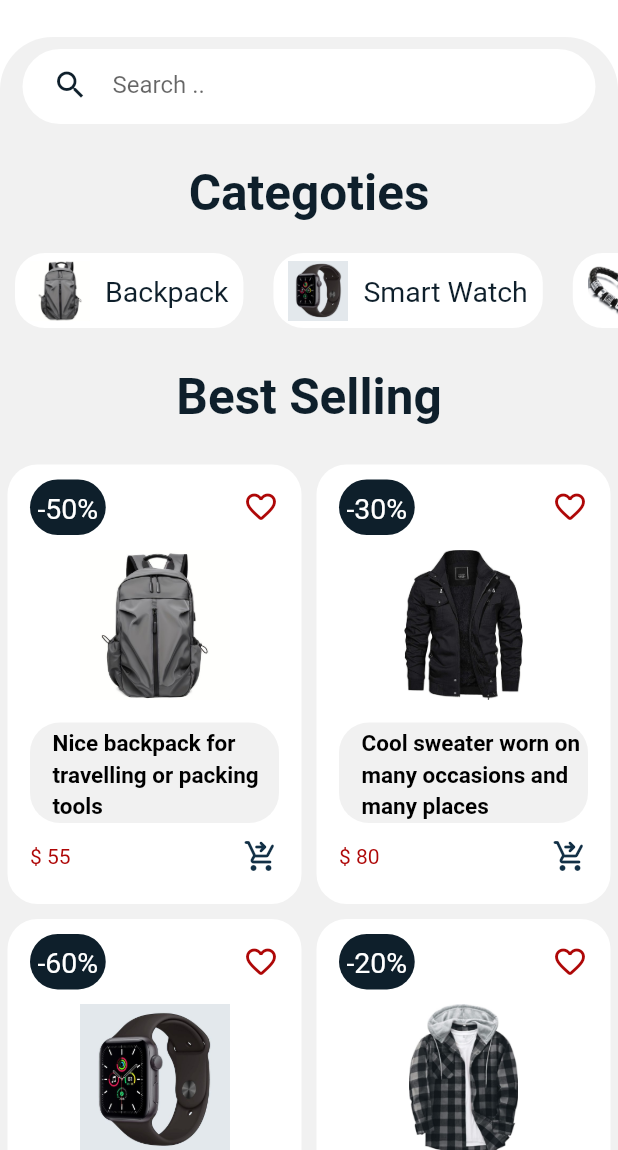
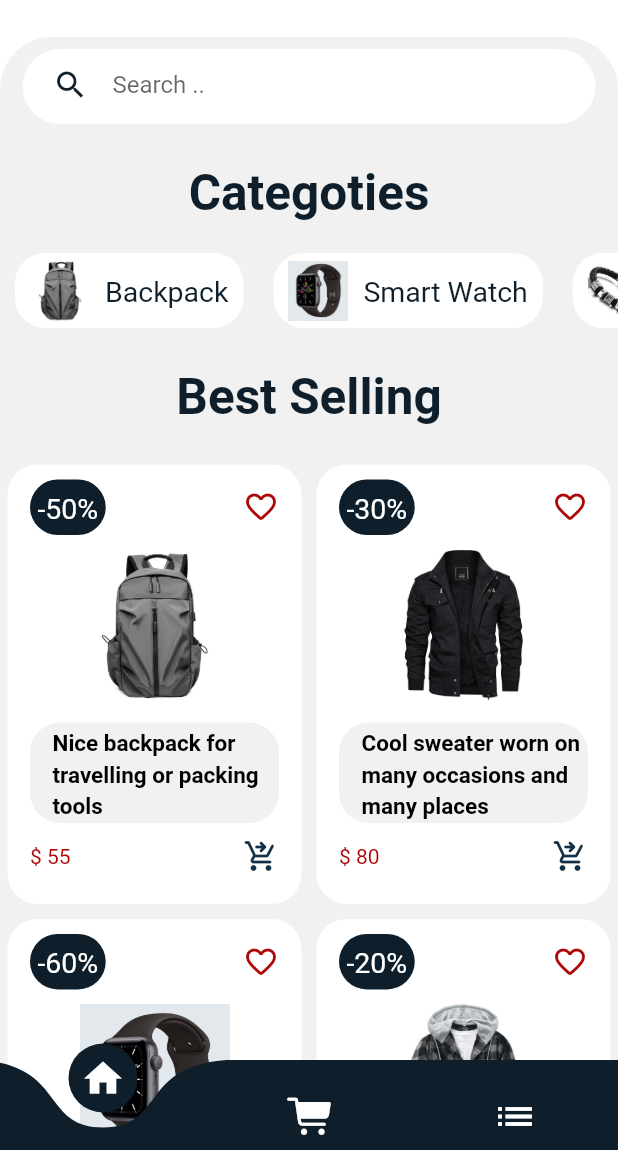
Before and after one commit to mahmoudashraf01/shop_app, a Flutter app: the screen it shows after launch, on a phone screen of 412 x 824 dp, the part 86-1236 px from its top. Run offline on Flutter 3.47's test engine with Material 2 defaults, Android fonts, the phone set to English and light mode, and no system bars; drawn by our look-alikes of badges, curved_navigation_bar.

Commit message:
adding bottom navbar

```diff
--- a/lib/screens/home_screen.dart
+++ b/lib/screens/home_screen.dart
@@ -1,6 +1,9 @@
+import 'package:curved_navigation_bar/curved_navigation_bar.dart';
+import 'package:flutter/cupertino.dart';
 import 'package:flutter/material.dart';
 import 'package:shoping_strore/shared/themes/colors.dart';
 import 'package:shoping_strore/shared/themes/text.dart';
+import 'package:shoping_strore/shared/widgets/bottom_nav_bar.dart';
 import 'package:shoping_strore/shared/widgets/categories_widgets.dart';
 import 'package:shoping_strore/shared/widgets/home_app_bar.dart';
 import 'package:shoping_strore/shared/widgets/item_widgets.dart';
@@ -158,6 +161,8 @@ class HomeScreen extends StatelessWidget {
           ),
         ],
       ),
+      bottomNavigationBar: BottomNavBar(),
+      extendBody: true,
     );
   }
 }
--- a/lib/shared/themes/colors.dart
+++ b/lib/shared/themes/colors.dart
@@ -10,3 +10,4 @@ var darkBlue2 = Color.fromRGBO(18, 48, 70, 1);
 var ligthRed = Color.fromARGB(255, 174, 7, 7);
 var darkRed = Color.fromARGB(255, 146, 0, 0);
 var blueGray = Colors.blueGrey;
+var transparent = Colors.transparent;
--- /dev/null
+++ b/lib/shared/widgets/bottom_nav_bar.dart
@@ -0,0 +1,38 @@
+import 'package:curved_navigation_bar/curved_navigation_bar.dart';
+import 'package:flutter/cupertino.dart';
+import 'package:flutter/material.dart';
+import 'package:shoping_strore/shared/themes/colors.dart';
+
+class BottomNavBar extends StatelessWidget {
+  const BottomNavBar({
+    super.key,
+  });
+
+  @override
+  Widget build(BuildContext context) {
+    return CurvedNavigationBar(
+      onTap: (index) {},
+      height: 60,
+      backgroundColor: transparent,
+      color: darkBlue,
+      animationDuration: Duration(milliseconds: 100),
+      items: [
+        Icon(
+          Icons.home,
+          color: white,
+          size: 30,
+        ),
+        Icon(
+          CupertinoIcons.cart_fill,
+          color: white,
+          size: 30,
+        ),
+        Icon(
+          Icons.list,
+          color: white,
+          size: 30,
+        ),
+      ],
+    );
+  }
+}
```
Also changed, not shown: pubspec.yaml (+1 -6 lines), pubspec.lock.
